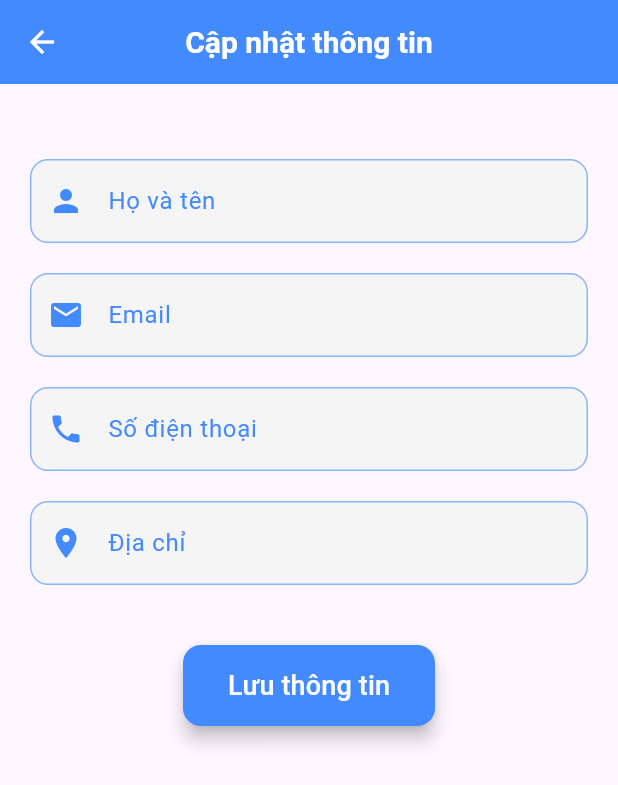
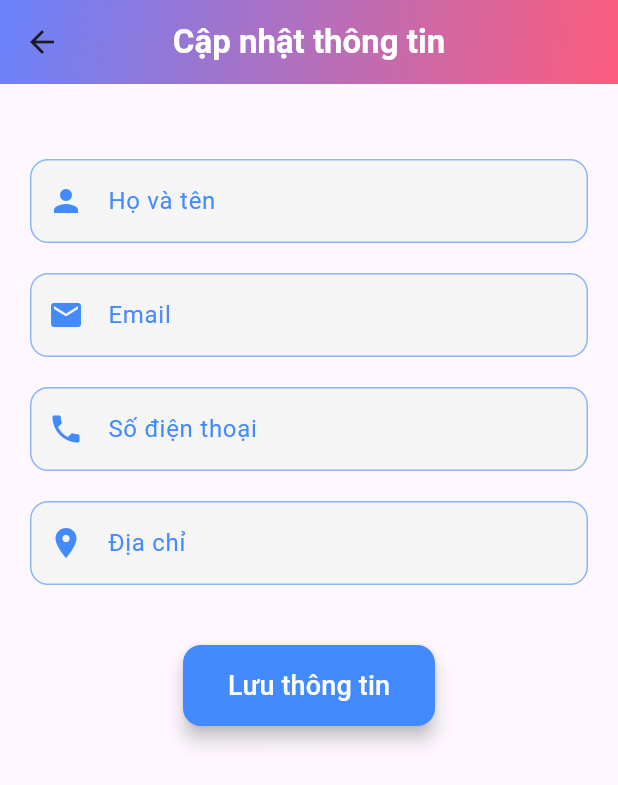
Before and after one commit to CvMuong/quan_ly_sinh_vien_flutter, a Flutter app: the EditStudentInfoScreen screen opened directly with empty values, on a phone screen of 412 x 824 dp. Shown: the top 785 px of the screen. Run offline on Flutter 3.47's test engine with Material 3 defaults, Android fonts, the phone set to English and light mode, and no system bars; our stand-ins replace camera, fl_chart, get, lottie, shared_preferences; missing offline and left inert: qr_code_scanner_plus; accounts and stored records are empty.

Commit message:
second commit 5/3/2025

```diff
--- a/lib/main.dart
+++ b/lib/main.dart
@@ -1,5 +1,8 @@
 import 'package:flutter/material.dart';
 import 'package:flutter/services.dart';
+import 'package:get/get.dart';
+import 'package:get/get_core/src/get_main.dart';
+import 'package:quan_ly_diem/controllers/updateStudentInfoController.dart';
 import 'package:quan_ly_diem/views/MyApp.dart';
 import 'package:quan_ly_diem/views/LoginScreen.dart';
 import 'package:quan_ly_diem/views/SplashScreen.dart';
@@ -11,6 +14,8 @@ void main() async {
     DeviceOrientation.portraitUp
   ]);
 
+  Get.put(InfoStudentController());
+
   runApp(MaterialApp(
     debugShowCheckedModeBanner: false,
     home: SplashScreen(),
--- a/lib/services/config.dart
+++ b/lib/services/config.dart
@@ -1,3 +1,3 @@
 class Config {
-  static const String baseUrl = "https://6sqdxb50-3333.asse.devtunnels.ms/api";
+  static const String baseUrl = "https://vwjt1vn9-3333.asse.devtunnels.ms/api";
 }
--- a/lib/views/EditStudentInfoScreen.dart
+++ b/lib/views/EditStudentInfoScreen.dart
@@ -1,7 +1,6 @@
 import 'package:flutter/material.dart';
 import 'package:get/get.dart';
 import 'package:quan_ly_diem/models/infoStudentModel.dart';
-
 import '../controllers/updateStudentInfoController.dart';
 
 class EditStudentInfoScreen extends StatefulWidget {
@@ -23,10 +22,13 @@ class _EditStudentInfoScreenState extends State<EditStudentInfoScreen> {
   @override
   void initState() {
     super.initState();
-    nameController = TextEditingController(text: widget.student.ho_ten);
-    emailController = TextEditingController(text: widget.student.email);
-    phoneController = TextEditingController(text: widget.student.sdt);
-    addressController = TextEditingController(text: widget.student.dia_chi);
+    // Khởi tạo student trong controller từ widget.student
+    _controller.student.value = widget.student;
+
+    nameController = TextEditingController(text: _controller.student.value!.ho_ten);
+    emailController = TextEditingController(text: _controller.student.value!.email);
+    phoneController = TextEditingController(text: _controller.student.value!.sdt);
+    addressController = TextEditingController(text: _controller.student.value!.dia_chi);
   }
 
   @override
@@ -59,14 +61,17 @@ class _EditStudentInfoScreenState extends State<EditStudentInfoScreen> {
   Widget build(BuildContext context) {
     return Scaffold(
       appBar: AppBar(
-        title: Text(
-          "Cập nhật thông tin",
-          style: TextStyle(fontSize: 20, fontWeight: FontWeight.bold, color: Colors.white),
+        title: Text("Cập nhật thông tin", style: TextStyle(fontWeight: FontWeight.bold, color: Colors.white),),
+        centerTitle: true,
+        flexibleSpace: Container(
+          decoration: const BoxDecoration(
+            gradient: LinearGradient(
+              begin: Alignment.topLeft,
+              end: Alignment.bottomRight,
+              colors: [Color(0xff6A82FB), Color(0xffFC5C7D)],
+            ),
+          ),
         ),
-        backgroundColor: Colors.blueAccent,
-        centerTitle: true,
-        elevation: 0,
-        iconTheme: IconThemeData(color: Colors.white),
       ),
       body: SingleChildScrollView(
         padding: const EdgeInsets.all(20.0),
@@ -84,13 +89,18 @@ class _EditStudentInfoScreenState extends State<EditStudentInfoScreen> {
                   ? SizedBox(
                 width: 20,
                 height: 20,
-                child: CircularProgressIndicator(color: Colors.white, strokeWidth: 2),
+                child: CircularProgressIndicator(
+                  color: Colors.white,
+                  strokeWidth: 2,
+                ),
               )
-                  : Text("Lưu thông tin", style: TextStyle(fontSize: 18, color: Colors.white)),
+                  : Text("Lưu thông tin",
+                  style: TextStyle(fontSize: 18, color: Colors.white)),
               style: ElevatedButton.styleFrom(
                 backgroundColor: Colors.blueAccent,
                 padding: EdgeInsets.symmetric(vertical: 14, horizontal: 30),
-                shape: RoundedRectangleBorder(borderRadius: BorderRadius.circular(12)),
+                shape: RoundedRectangleBorder(
+                    borderRadius: BorderRadius.circular(12)),
                 elevation: 5,
               ),
             )),
```
Also changed, not shown: lib/controllers/updateStudentInfoController.dart (+7 -1 lines), lib/views/LoginScreen.dart (+9 -1 lines), lib/views/StudentInfoScreen.dart (+41 -41 lines), 4 other files.
